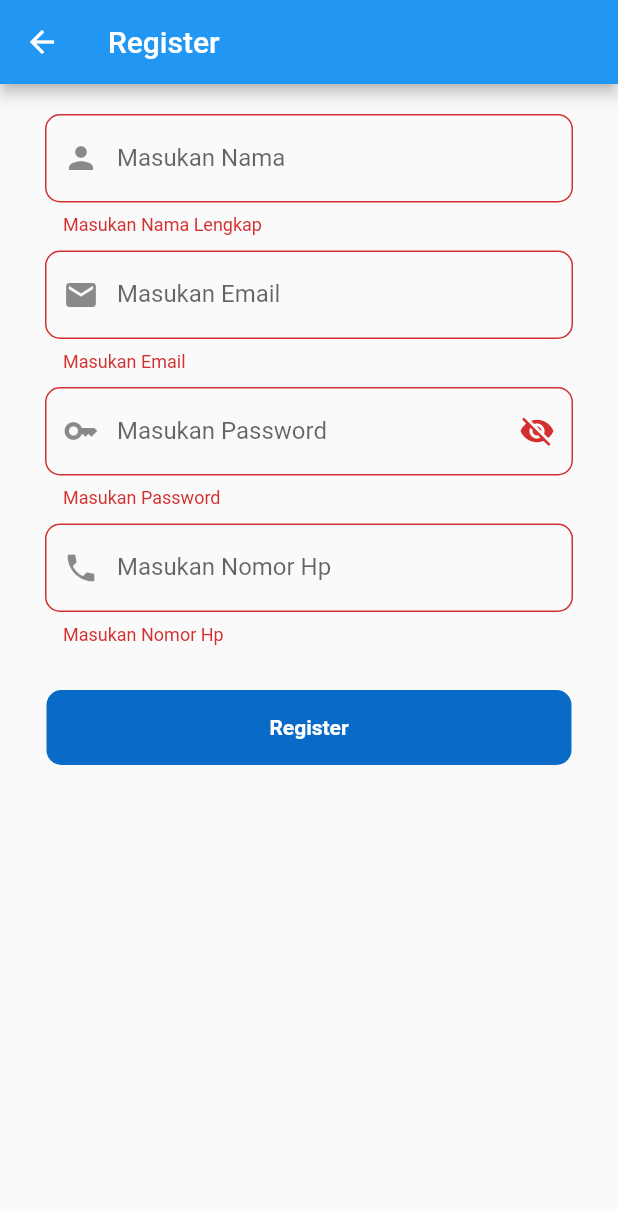
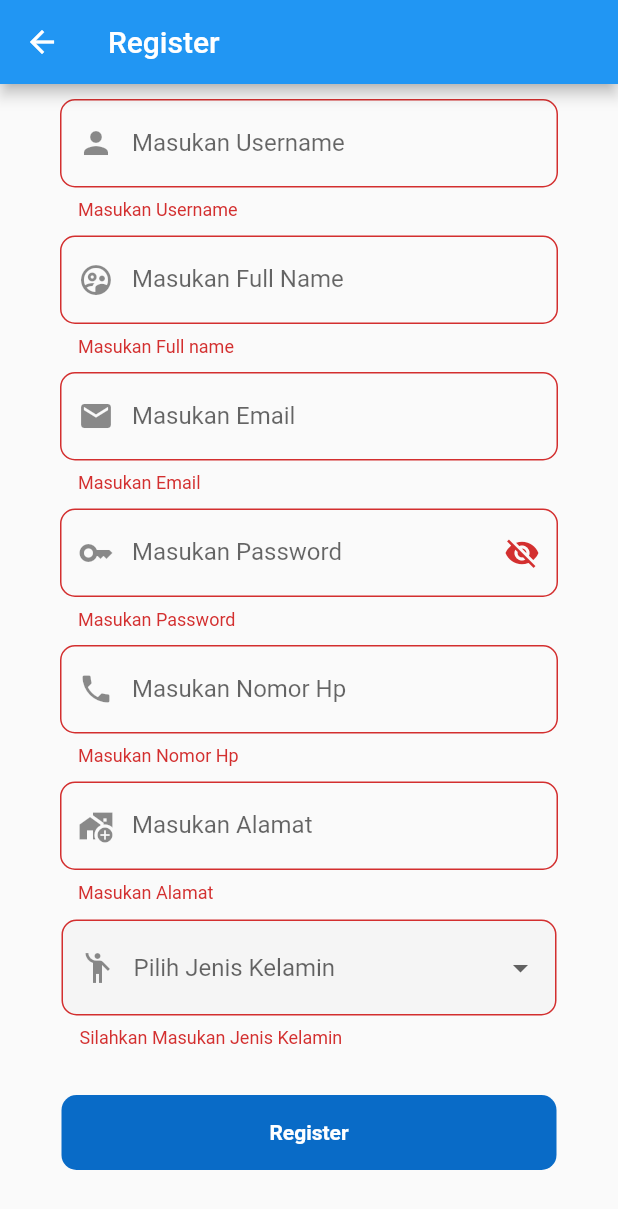
Before and after one commit to hakim220619/flutter_catering, a Flutter app: the RegisterPage screen opened directly, after a tap on "Register", on a phone screen of 412 x 824 dp. Shown: the top 1209 px of the screen. Run offline on Flutter 3.47's test engine with Material 2 defaults, Android fonts, the phone set to English and light mode, and no system bars; our stand-ins replace flutter_easyloading, shared_preferences; accounts and stored records are empty; network calls fail.

Commit message:
register

```diff
--- a/lib/home/view/home.dart
+++ b/lib/home/view/home.dart
@@ -27,6 +27,8 @@ class _HomePageState extends State<HomePage> {
         "Accept": "application/json",
         "Authorization": "Bearer " + token.toString(),
       });
+      print(token);
+      print(response.body);
       if (response.statusCode == 200) {
         SharedPreferences preferences = await SharedPreferences.getInstance();
         setState(() {
--- a/lib/login/view/login.dart
+++ b/lib/login/view/login.dart
@@ -23,11 +23,6 @@ class _LoginPageState extends State<LoginPage> {
   void initState() {
     super.initState();
     _passwordVisible = false;
-  }
-
-  void dispose() {
-    _formKey.currentState?.dispose();
-    super.dispose();
   }
 
   Widget build(BuildContext context) {
--- a/lib/register/service/service_register.dart
+++ b/lib/register/service/service_register.dart
@@ -7,14 +7,20 @@ import 'package:flutter_easyloading/flutter_easyloading.dart';
 
 class HttpService {
   static var _registerUrl =
-      Uri.parse('https://travel.dlhcode.com/api/register');
-  static register(email, password, nama, noHp, context) async {
+      Uri.parse('https://katering.eastbluetechnology.com/api/auth/register');
+  static register(username, email, fullName, password, noHp, alamat,
+      jenis_kelamin, context) async {
     http.Response response = await http.post(_registerUrl, body: {
-      "email": email,
-      "password": password,
-      "nama": nama,
-      "no_hp": noHp,
+      "username": username.toString(),
+      "email": email.toString(),
+      "fullName": fullName.toString(),
+      "password": password.toString(),
+      "noHp": noHp.toString(),
+      "alamat": alamat.toString(),
+      "jenisKelamin": jenis_kelamin.toString(),
+      "roleId": '2',
     });
+    print(response.body);
     if (response.statusCode == 200) {
       var json = jsonDecode(response.body.toString());
 
--- a/lib/register/view/register.dart
+++ b/lib/register/view/register.dart
@@ -10,10 +10,13 @@ class RegisterPage extends StatefulWidget {
 
 class _RegisterPageState extends State<RegisterPage> {
   late String email;
+  late String fullName;
   late String password;
-  late String nama;
+  late String username;
   late String noHp;
   late String role;
+  late String alamat;
+  var jenis_kelamin;
   final _formKey = GlobalKey<FormState>();
   bool _passwordVisible = false;
   void initState() {
@@ -23,9 +26,11 @@ class _RegisterPageState extends State<RegisterPage> {
 
   Widget build(BuildContext context) {
     return Scaffold(
+      resizeToAvoidBottomInset: false,
       appBar: AppBar(title: const Text('Register')),
       body: Container(
-        margin: const EdgeInsets.symmetric(horizontal: 30, vertical: 20),
+        margin: const EdgeInsets.only(left: 40.0, right: 40.0, top: 10.0),
+        width: MediaQuery.of(context).size.width,
         child: Form(
           key: _formKey,
           child: Column(
@@ -34,7 +39,7 @@ class _RegisterPageState extends State<RegisterPage> {
                 obscureText: false,
                 validator: (value) {
                   if (value == null || value.isEmpty) {
-                    return 'Masukan Nama Lengkap';
+                    return 'Masukan Username';
                   }
                   return null;
                 },
@@ -44,11 +49,37 @@ class _RegisterPageState extends State<RegisterPage> {
                       borderRadius: BorderRadius.circular(10.0),
                     ),
                     prefixIcon: const Icon(Icons.person),
-                    labelText: 'Masukan Nama',
-                    hintText: 'Masukan Nama'),
+                    labelText: 'Masukan Username',
+                    hintText: 'Masukan Username'),
                 onChanged: (value) {
                   setState(() {
-                    nama = value;
+                    username = value;
+                  });
+                },
+              ),
+              SizedBox(
+                height: 10,
+              ),
+              TextFormField(
+                obscureText: false,
+                validator: (value) {
+                  if (value == null || value.isEmpty) {
+                    return 'Masukan Full name';
+                  }
+                  return null;
+                },
+                maxLines: 1,
+                decoration: InputDecoration(
+                    border: OutlineInputBorder(
+                      borderRadius: BorderRadius.circular(10.0),
+                    ),
+                    prefixIcon:
+                        const Icon(Icons.supervised_user_circle_outlined),
+                    labelText: 'Masukan Full Name',
+                    hintText: 'Masukan Full Name'),
+                onChanged: (value) {
+                  setState(() {
+                    fullName = value;
                   });
                 },
               ),
@@ -116,13 +147,14 @@ class _RegisterPageState extends State<RegisterPage> {
                 height: 10,
               ),
               TextFormField(
-                obscureText: true,
+                obscureText: false,
                 validator: (value) {
                   if (value == null || value.isEmpty) {
                     return 'Masukan Nomor Hp';
                   }
                   return null;
                 },
+                keyboardType: TextInputType.number,
                 maxLines: 1,
                 decoration: InputDecoration(
                     border: OutlineInputBorder(
@@ -138,13 +170,71 @@ class _RegisterPageState extends State<RegisterPage> {
                 },
               ),
               SizedBox(
+                height: 10,
+              ),
+              TextFormField(
+                obscureText: false,
+                validator: (value) {
+                  if (value == null || value.isEmpty) {
+                    return 'Masukan Alamat';
+                  }
+                  return null;
+                },
+                maxLines: 1,
+                decoration: InputDecoration(
+                    border: OutlineInputBorder(
+                      borderRadius: BorderRadius.circular(10.0),
+                    ),
+                    prefixIcon: const Icon(Icons.add_home_work),
+                    labelText: 'Masukan Alamat',
+                    hintText: 'Masukan Alamat'),
+                onChanged: (value) {
+                  setState(() {
+                    alamat = value;
+                  });
+                },
+              ),
+              SizedBox(
+                height: 10,
+              ),
+              Padding(
+                padding: EdgeInsets.all(1.0),
+                child: DropdownButtonFormField<String>(
+                  isExpanded: true,
+                  decoration: InputDecoration(
+                    fillColor: Colors.grey.shade100,
+                    filled: true,
+                    prefixIcon: const Icon(Icons.emoji_people_outlined),
+                    border: OutlineInputBorder(
+                        borderRadius: BorderRadius.circular(10.0)),
+                  ),
+                  items: <String>['Laki-laki', 'Perempuan'].map((String value) {
+                    return DropdownMenuItem<String>(
+                      value: value,
+                      child: new Text(value),
+                    );
+                  }).toList(),
+                  validator: (value) {
+                    if (value == null) return 'Silahkan Masukan Jenis Kelamin';
+                    return null;
+                  },
+                  hint: new Text("Pilih Jenis Kelamin"),
+                  value: jenis_kelamin,
+                  onChanged: (value) {
+                    setState(() {
+                      jenis_kelamin = value;
+                    });
+                  },
+                ),
+              ),
+              SizedBox(
                 height: 20,
               ),
               InkWell(
                   onTap: () async {
                     if (_formKey.currentState!.validate()) {
-                      await HttpService.register(
-                          email, password, nama, noHp, context);
+                      await HttpService.register(username, email, fullName,
+                          password, noHp, alamat, jenis_kelamin, context);
                     }
                   },
                   child: Container(
--- a/pubspec.yaml
+++ b/pubspec.yaml
@@ -31,7 +31,6 @@ dependencies:
   flutter:
     sdk: flutter
 
-
   # The following adds the Cupertino Icons font to your application.
   # Use with the CupertinoIcons class for iOS style icons.
   cupertino_icons: ^1.0.2
@@ -55,23 +54,18 @@ dev_dependencies:
 
 # The following section is specific to Flutter packages.
 flutter:
-
   # The following line ensures that the Material Icons font is
   # included with your application, so that you can use the icons in
   # the material Icons class.
   uses-material-design: true
-
   # To add assets to your application, add an assets section, like this:
   # assets:
   #   - images/a_dot_burr.jpeg
   #   - images/a_dot_ham.jpeg
-
   # An image asset can refer to one or more resolution-specific "variants", see
   # https://flutter.dev/assets-and-images/#resolution-aware
-
   # For details regarding adding assets from package dependencies, see
   # https://flutter.dev/assets-and-images/#from-packages
-
   # To add custom fonts to your application, add a fonts section here,
   # in this "flutter" section. Each entry in this list should have a
   # "family" key with the font family name, and a "fonts" key with a
```
